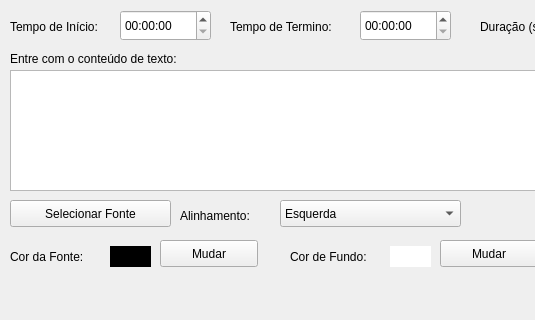
The window that ui/TextContent.ui (caioviel/pyannotator) describes before a commit, drawn with Qt 5; both pictures show x 0 to 535 and y 0 to 320 of the 743 by 741 pixel window.
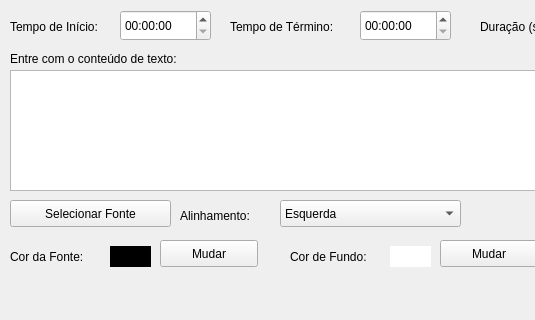
The same window after the commit. Icons and pictures are not drawn.

What changed in the file:
```diff
--- a/ui/TextContent.ui
+++ b/ui/TextContent.ui
@@ -179,7 +179,7 @@
     </rect>
    </property>
    <property name="text">
-    <string>Tempo de Termino:</string>
+    <string>Tempo de Término:</string>
    </property>
   </widget>
   <widget class="QLabel" name="lbl_begin_time">
```
